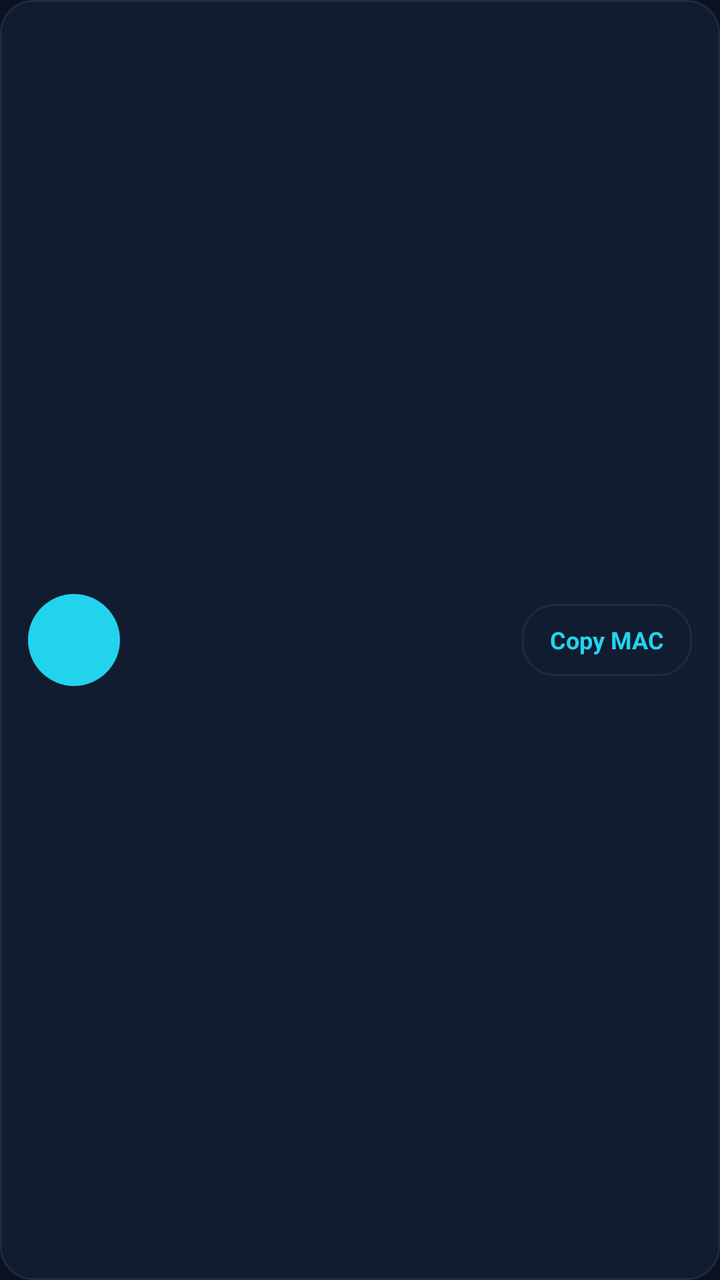
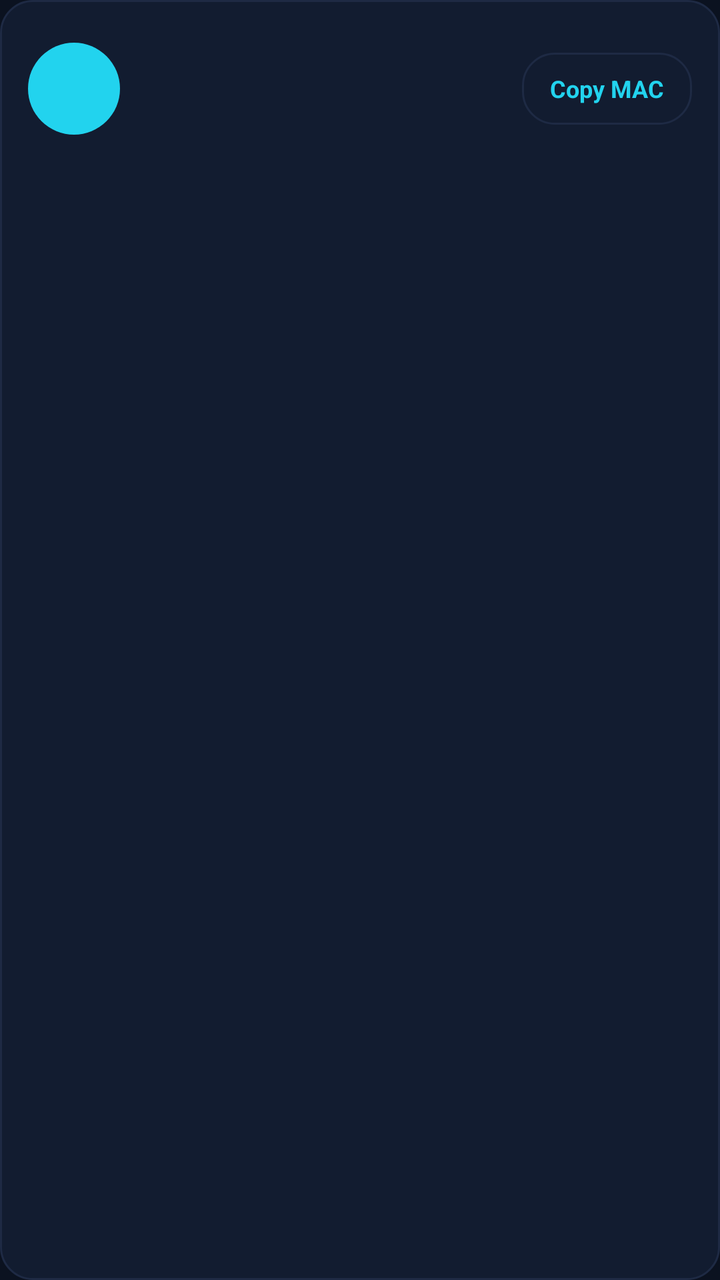

Screens rendered from an Android XML layout before and after an edit, with the pre-edit source and the edit as a unified diff.
<!-- AndroidManifest.xml: application theme AppTheme -->
<!-- res/layout/item_device.xml -->
<?xml version="1.0" encoding="utf-8"?>
<LinearLayout xmlns:android="http://schemas.android.com/apk/res/android"
    android:layout_width="match_parent" android:layout_height="wrap_content"
    android:background="@drawable/bg_card" android:gravity="center_vertical"
    android:orientation="horizontal" android:padding="14dp">
    <TextView
        android:id="@+id/avatar"
        android:layout_width="46dp" android:layout_height="46dp"
        android:background="@drawable/bg_circle" android:gravity="center"
        android:textColor="@color/bg" android:textSize="20sp" android:textStyle="bold" />
    <LinearLayout
        android:layout_width="0dp" android:layout_height="wrap_content"
        android:layout_marginStart="14dp" android:layout_weight="1"
        android:orientation="vertical">
        <TextView
            android:id="@+id/name"
            android:layout_width="match_parent" android:layout_height="wrap_content"
            android:ellipsize="end" android:maxLines="1"
            android:textColor="@color/text" android:textSize="16sp" android:textStyle="bold" />
        <TextView
            android:id="@+id/ip"
            android:layout_width="wrap_content" android:layout_height="wrap_content"
            android:layout_marginTop="2dp"
            android:textColor="@color/muted" android:textSize="13sp" />
        <TextView
            android:id="@+id/mac"
            android:layout_width="wrap_content" android:layout_height="wrap_content"
            android:layout_marginTop="2dp" android:fontFamily="monospace"
            android:textColor="@color/accent" android:textSize="13sp" />
        <TextView
            android:id="@+id/frames"
            android:layout_width="wrap_content" android:layout_height="wrap_content"
            android:layout_marginTop="4dp" android:textColor="#34D399"
            android:textSize="12sp" android:textStyle="bold" android:visibility="gone" />
        <TextView
            android:id="@+id/tags"
            android:layout_width="wrap_content" android:layout_height="wrap_content"
            android:layout_marginTop="4dp" android:textColor="#FBBF24" android:textSize="11sp" />
    </LinearLayout>
    <TextView
        android:id="@+id/copyBtn"
        android:layout_width="wrap_content" android:layout_height="36dp"
        android:background="@drawable/bg_card" android:focusable="false"
        android:gravity="center" android:paddingStart="14dp" android:paddingEnd="14dp"
        android:text="Copy MAC" android:textColor="@color/accent"
        android:textSize="12sp" android:textStyle="bold" />
</LinearLayout>
<!-- resources referenced by this layout -->
<resources>
  <color name="accent">#22D3EE</color>
  <color name="bg">#0B1220</color>
  <color name="muted">#94A3B8</color>
  <color name="text">#F1F5F9</color>
  <!-- drawable bg_card (drawable) -->
  <?xml version="1.0" encoding="utf-8"?>
  <shape xmlns:android="http://schemas.android.com/apk/res/android" android:shape="rectangle">
      <solid android:color="@color/card" />
      <stroke android:width="1dp" android:color="@color/stroke" />
      <corners android:radius="16dp" />
  </shape>
  <!-- drawable bg_circle (drawable) -->
  <?xml version="1.0" encoding="utf-8"?>
  <shape xmlns:android="http://schemas.android.com/apk/res/android" android:shape="oval">
      <solid android:color="@color/accent" />
  </shape>
  <style name="AppTheme" parent="@android:style/Theme.Material.NoActionBar">
          <item name="android:windowBackground">@color/bg</item>
          <item name="android:statusBarColor">@color/bg</item>
          <item name="android:navigationBarColor">@color/bg</item>
          <item name="android:colorAccent">@color/accent</item>
      </style>
  <color name="card">#121C30</color>
  <color name="stroke">#1E2A44</color>
</resources>

<!-- the commit's change to res/layout/item_device.xml (unified diff, before → after) -->
@@ -1,47 +1,106 @@
 <?xml version="1.0" encoding="utf-8"?>
 <LinearLayout xmlns:android="http://schemas.android.com/apk/res/android"
     android:layout_width="match_parent" android:layout_height="wrap_content"
-    android:background="@drawable/bg_card" android:gravity="center_vertical"
-    android:orientation="horizontal" android:padding="14dp">
+    android:background="@drawable/bg_card"
+    android:orientation="vertical" android:padding="14dp">
+
+    
+    <LinearLayout
+        android:layout_width="match_parent" android:layout_height="wrap_content"
+        android:gravity="center_vertical" android:orientation="horizontal">
+        <TextView
+            android:id="@+id/avatar"
+            android:layout_width="46dp" android:layout_height="46dp"
+            android:background="@drawable/bg_circle" android:gravity="center"
+            android:textColor="@color/bg" android:textSize="20sp" android:textStyle="bold" />
+        <LinearLayout
+            android:layout_width="0dp" android:layout_height="wrap_content"
+            android:layout_marginStart="14dp" android:layout_weight="1"
+            android:orientation="vertical">
+            <TextView
+                android:id="@+id/name"
+                android:layout_width="match_parent" android:layout_height="wrap_content"
+                android:ellipsize="end" android:maxLines="1"
+                android:textColor="@color/text" android:textSize="16sp" android:textStyle="bold" />
+            <TextView
+                android:id="@+id/ip"
+                android:layout_width="wrap_content" android:layout_height="wrap_content"
+                android:layout_marginTop="2dp"
+                android:textColor="@color/muted" android:textSize="13sp" />
+            <TextView
+                android:id="@+id/mac"
+                android:layout_width="wrap_content" android:layout_height="wrap_content"
+                android:layout_marginTop="2dp" android:fontFamily="monospace"
+                android:textColor="@color/accent" android:textSize="13sp" />
+        </LinearLayout>
+        <TextView
+            android:id="@+id/copyBtn"
+            android:layout_width="wrap_content" android:layout_height="36dp"
+            android:background="@drawable/bg_card" android:focusable="false"
+            android:gravity="center" android:paddingStart="14dp" android:paddingEnd="14dp"
+            android:text="Copy MAC" android:textColor="@color/accent"
+            android:textSize="12sp" android:textStyle="bold" />
+    </LinearLayout>
+
+    
+    <LinearLayout
+        android:id="@+id/statusBox"
+        android:layout_width="match_parent" android:layout_height="wrap_content"
+        android:layout_marginTop="12dp" android:orientation="vertical"
+        android:visibility="gone">
+        <View
+            android:layout_width="match_parent" android:layout_height="1dp"
+            android:background="@color/stroke" />
+        <LinearLayout
+            android:layout_width="match_parent" android:layout_height="wrap_content"
+            android:layout_marginTop="10dp" android:gravity="center_vertical"
+            android:orientation="horizontal">
+            <TextView
+                android:id="@+id/status"
+                android:layout_width="wrap_content" android:layout_height="wrap_content"
+                android:background="@drawable/bg_pill"
+                android:paddingBottom="4dp" android:paddingEnd="12dp"
+                android:paddingStart="12dp" android:paddingTop="4dp"
+                android:textSize="12sp" android:textStyle="bold" />
+            <View
+                android:layout_width="0dp" android:layout_height="1dp"
+                android:layout_weight="1" />
+            <TextView
+                android:id="@+id/pingText"
+                android:layout_width="wrap_content" android:layout_height="wrap_content"
+                android:textColor="@color/text" android:textSize="13sp"
+                android:textStyle="bold" />
+        </LinearLayout>
+        <LinearLayout
+            android:layout_width="match_parent" android:layout_height="wrap_content"
+            android:layout_marginTop="10dp" android:gravity="center_vertical"
+            android:orientation="horizontal">
+            <TextView
+                android:layout_width="wrap_content" android:layout_height="wrap_content"
+                android:text="Frames lost" android:textColor="@color/muted"
+                android:textSize="12sp" />
+            <View
+                android:layout_width="0dp" android:layout_height="1dp"
+                android:layout_weight="1" />
+            <TextView
+                android:id="@+id/lostText"
+                android:layout_width="wrap_content" android:layout_height="wrap_content"
+                android:textSize="12sp" android:textStyle="bold" />
+        </LinearLayout>
+        <LinearLayout
+            android:id="@+id/barTrack"
+            android:layout_width="match_parent" android:layout_height="6dp"
+            android:layout_marginTop="6dp" android:background="@drawable/bg_bar_track"
+            android:orientation="horizontal" android:weightSum="100">
+            <View
+                android:id="@+id/barFill"
+                android:layout_width="0dp" android:layout_height="match_parent"
+                android:background="@drawable/bg_bar_fill" />
+        </LinearLayout>
+    </LinearLayout>
+
     <TextView
-        android:id="@+id/avatar"
-        android:layout_width="46dp" android:layout_height="46dp"
-        android:background="@drawable/bg_circle" android:gravity="center"
-        android:textColor="@color/bg" android:textSize="20sp" android:textStyle="bold" />
-    <LinearLayout
-        android:layout_width="0dp" android:layout_height="wrap_content"
-        android:layout_marginStart="14dp" android:layout_weight="1"
-        android:orientation="vertical">
-        <TextView
-            android:id="@+id/name"
-            android:layout_width="match_parent" android:layout_height="wrap_content"
-            android:ellipsize="end" android:maxLines="1"
-            android:textColor="@color/text" android:textSize="16sp" android:textStyle="bold" />
-        <TextView
-            android:id="@+id/ip"
-            android:layout_width="wrap_content" android:layout_height="wrap_content"
-            android:layout_marginTop="2dp"
-            android:textColor="@color/muted" android:textSize="13sp" />
-        <TextView
-            android:id="@+id/mac"
-            android:layout_width="wrap_content" android:layout_height="wrap_content"
-            android:layout_marginTop="2dp" android:fontFamily="monospace"
-            android:textColor="@color/accent" android:textSize="13sp" />
-        <TextView
-            android:id="@+id/frames"
-            android:layout_width="wrap_content" android:layout_height="wrap_content"
-            android:layout_marginTop="4dp" android:textColor="#34D399"
-            android:textSize="12sp" android:textStyle="bold" android:visibility="gone" />
-        <TextView
-            android:id="@+id/tags"
-            android:layout_width="wrap_content" android:layout_height="wrap_content"
-            android:layout_marginTop="4dp" android:textColor="#FBBF24" android:textSize="11sp" />
-    </LinearLayout>
-    <TextView
-        android:id="@+id/copyBtn"
-        android:layout_width="wrap_content" android:layout_height="36dp"
-        android:background="@drawable/bg_card" android:focusable="false"
-        android:gravity="center" android:paddingStart="14dp" android:paddingEnd="14dp"
-        android:text="Copy MAC" android:textColor="@color/accent"
-        android:textSize="12sp" android:textStyle="bold" />
+        android:id="@+id/tags"
+        android:layout_width="wrap_content" android:layout_height="wrap_content"
+        android:layout_marginTop="10dp" android:textColor="#FBBF24" android:textSize="11sp" />
 </LinearLayout>
<!-- resource entries referenced after the edit -->
@@ -4,6 +4,18 @@
   <color name="bg">#0B1220</color>
   <color name="muted">#94A3B8</color>
   <color name="text">#F1F5F9</color>
+  <!-- drawable bg_bar_fill (drawable) -->
+  <?xml version="1.0" encoding="utf-8"?>
+  <shape xmlns:android="http://schemas.android.com/apk/res/android" android:shape="rectangle">
+      <solid android:color="#34D399" />
+      <corners android:radius="3dp" />
+  </shape>
+  <!-- drawable bg_bar_track (drawable) -->
+  <?xml version="1.0" encoding="utf-8"?>
+  <shape xmlns:android="http://schemas.android.com/apk/res/android" android:shape="rectangle">
+      <solid android:color="#1E2A44" />
+      <corners android:radius="3dp" />
+  </shape>
   <!-- drawable bg_card (drawable) -->
   <?xml version="1.0" encoding="utf-8"?>
   <shape xmlns:android="http://schemas.android.com/apk/res/android" android:shape="rectangle">
@@ -16,6 +28,12 @@
   <shape xmlns:android="http://schemas.android.com/apk/res/android" android:shape="oval">
       <solid android:color="@color/accent" />
   </shape>
+  <!-- drawable bg_pill (drawable) -->
+  <?xml version="1.0" encoding="utf-8"?>
+  <shape xmlns:android="http://schemas.android.com/apk/res/android" android:shape="rectangle">
+      <solid android:color="#2234D399" />
+      <corners android:radius="20dp" />
+  </shape>
   <style name="AppTheme" parent="@android:style/Theme.Material.NoActionBar">
           <item name="android:windowBackground">@color/bg</item>
           <item name="android:statusBarColor">@color/bg</item>
